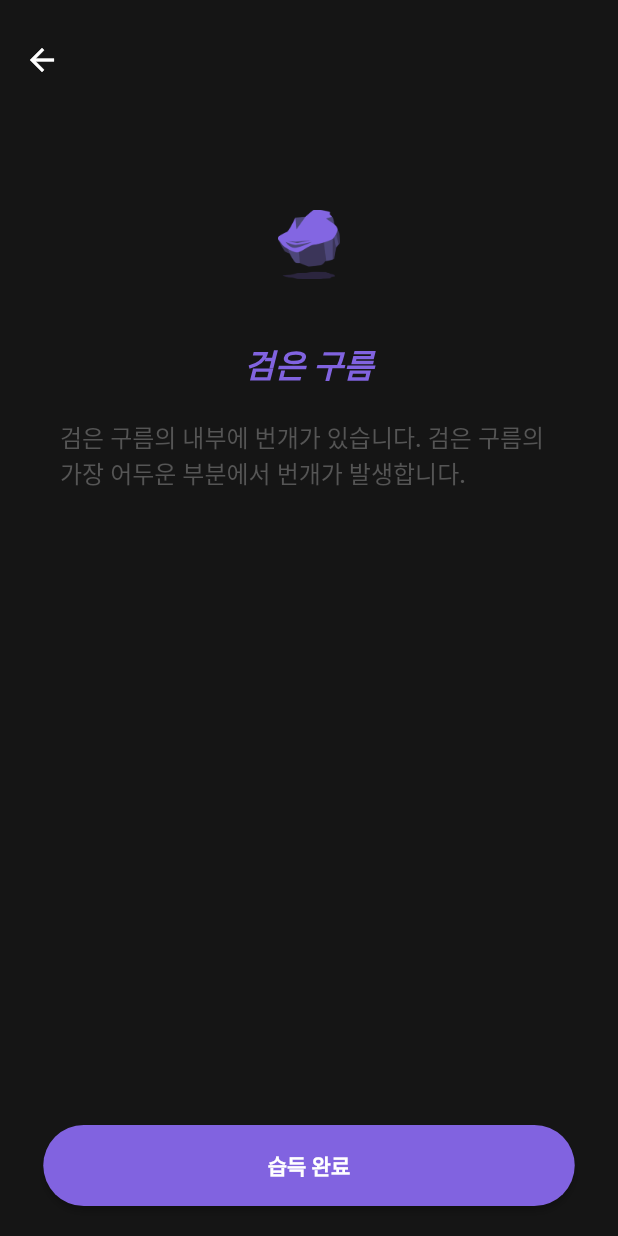
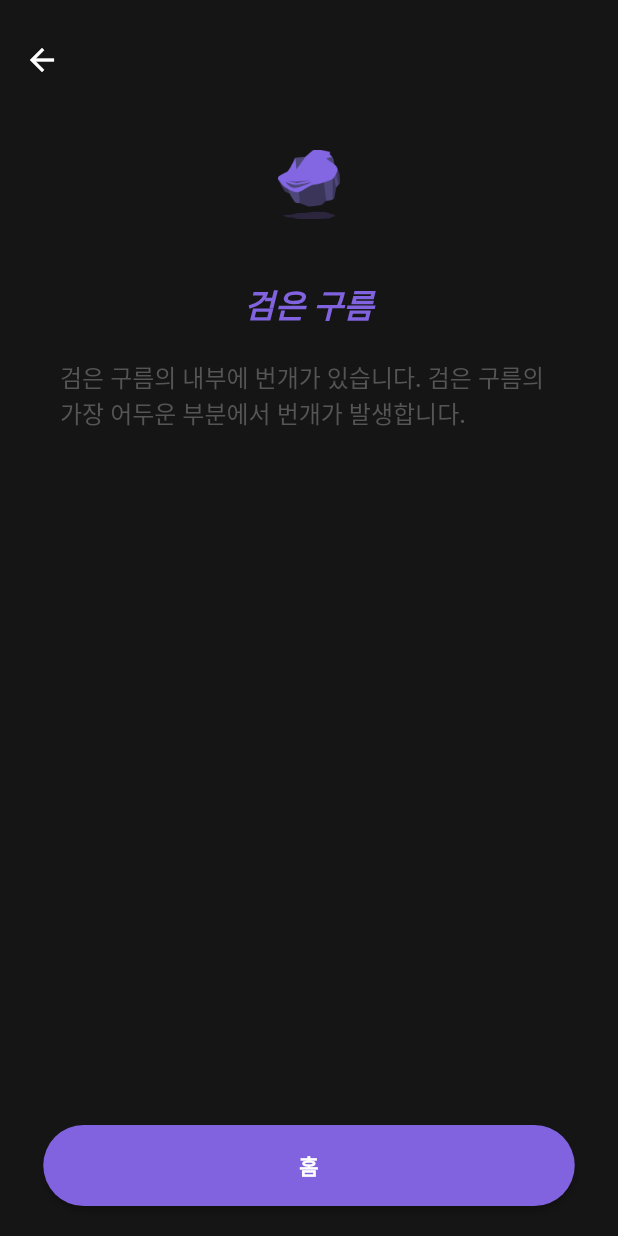
Before and after one commit to Project-126/Purple-Space, a Flutter app: the screen it shows after launch, after a tap on "알고 계셨나요?", on a phone screen of 412 x 824 dp. Run offline on Flutter 3.47's test engine with Material 2 defaults, Android fonts, the phone set to English and light mode, and no system bars; drawn by our look-alikes of google_mobile_ads; network calls fail; Roboto replaces fonts that are missing (Inter, Pretendard).

Commit message:
first commit

```diff
--- a/lib/KnowledgePage.dart
+++ b/lib/KnowledgePage.dart
@@ -100,7 +100,7 @@ class _KnowledgePageState extends State<KnowledgePage> {
             if (currentKnowledge != null)
               Column(
                 children: [
-                  SizedBox(height: 60),
+                  SizedBox(height: 20),
                   Image.asset(
                     'assets/PerpleSpace_Logo.png',
                     width: 42,
@@ -173,7 +173,7 @@ class _KnowledgePageState extends State<KnowledgePage> {
                     ),
                   ),
                   child: Text(
-                    '습득 완료',
+                    '홈',
                     textAlign: TextAlign.center,
                     style: TextStyle(
                       color: Colors.white,
--- a/lib/SolutionPage.dart
+++ b/lib/SolutionPage.dart
@@ -421,7 +421,7 @@ class _SolutionPageState extends State<SolutionPage> {
                 ),
               ),
               child: Text(
-                '결정 완료',
+                '홈',
                 textAlign: TextAlign.center,
                 style: TextStyle(
                   color: Colors.white,
--- a/lib/SolutionPage2.dart
+++ b/lib/SolutionPage2.dart
@@ -363,7 +363,7 @@ class _SolutionPage2State extends State<SolutionPage2> {
                 ),
               ),
               child: Text(
-                '결정 완료',
+                '홈',
                 textAlign: TextAlign.center,
                 style: TextStyle(
                   color: Colors.white,
--- a/lib/TodayFortunePage.dart
+++ b/lib/TodayFortunePage.dart
@@ -124,7 +124,7 @@ List<Fortune> generateRandomFortunes() {
     Fortune("오늘은 소중한 사람과의 관계를 강화하는 데 기여할 것입니다."),
     Fortune("오늘은 새로운 인연을 만나고 친밀함을 공유할 것입니다."),
     Fortune("오늘은 뜻밖의 변화가 일어날 수 있는 날입니다."),
-    Fortune("오늘은 인내와 인내가 필요한 날이며, 참을성을 유지하세요."),
+    Fortune("오늘은 끈기와 인내가 필요한 날이며, 참을성을 유지하세요."),
     Fortune("오늘은 건강을 더욱 신경 써보세요."),
 
 
--- a/lib/TodayPage.dart
+++ b/lib/TodayPage.dart
@@ -76,7 +76,7 @@ class _TodayPageState extends State<TodayPage> {
                 children: [
                   SizedBox(height: 10),
                   Text(
-                    '원하는 숫자를 적고,\n오늘의 운세를 확인해봐요:)',
+                    '원하는 숫자를 적고,\n오늘의 운세를 확인해봐요.',
                     textAlign: TextAlign.center,
                     style: TextStyle(
                       color: Color(0xFF8163E0),
--- a/lib/main.dart
+++ b/lib/main.dart
@@ -39,6 +39,7 @@ class _MyAppState extends State<MyApp> {
   @override
   Widget build(BuildContext context) {
     return MaterialApp(
+        debugShowCheckedModeBanner: false,
       home: _showSplashPage ? SplashPage() : MainPage(),
     );
   }
@@ -139,7 +140,7 @@ class _SplashPageState extends State<SplashPage> {
                       SizedBox(height: 10),
                       Center(
                         child: Text(
-                          'Perple Space',
+                          'Purple Space',
                           style: TextStyle(
                             color: Color(0xFF8163E0),
                             fontSize: 20,
@@ -228,7 +229,7 @@ class _MainPageState extends State<MainPage> {
                     height: 80, width: 80),
                 SizedBox(height: 20),
                 Text(
-                  '환영합니다:)\n이곳은 Perple Space입니다.',
+                  '환영합니다:)\n이곳은 Purple Space입니다.',
                   textAlign: TextAlign.center,
                   style: TextStyle(
                     color: Color(0xFF555555),
@@ -389,7 +390,7 @@ class _MainPageState extends State<MainPage> {
                                   ),
                                   SizedBox(height: 4),
                                   Text(
-                                    '오늘은 어떤 날 일까요?.',
+                                    '오늘은 어떤 하루일까요?.',
                                     textAlign: TextAlign.left,
                                     style: TextStyle(
                                       color: Color(0xFF555555),
@@ -597,7 +598,7 @@ class GoogleAdMob {
   static BannerAd loadBannerAd() {
     // 배너 광고
     BannerAd myBanner = BannerAd(
-      adUnitId: 'ca-app-pub-3940256099942544/6300978111',
+      adUnitId: 'ca-app-pub-8592816665846164/5444251021',
 // 내 리워드 광고 통합 APP ID
       /*
       크기(폭x높이)        설명               AdSize 상수
@@ -652,7 +653,7 @@ class GoogleAdMob {
   static void showInterstitialAd() {
     // 전면 광고 로드
     InterstitialAd.load(
-      adUnitId: 'ca-app-pub-3940256099942544/1033173712', // 내 리워드 광고 통합 APP ID
+      adUnitId: 'ca-app-pub-8592816665846164/9136084027', // 내 리워드 광고 통합 APP ID
       request: AdRequest(),
       adLoadCallback: InterstitialAdLoadCallback(
         // 전면 광고 로드 완료
--- a/pubspec.yaml
+++ b/pubspec.yaml
@@ -1,4 +1,5 @@
-name: test010101
+name: purplespace126
+
 description: A new Flutter project.
 # The following line prevents the package from being accidentally published to
 # pub.dev using `flutter pub publish`. This is preferred for private packages.
```
Also changed, not shown: 6 other files.
